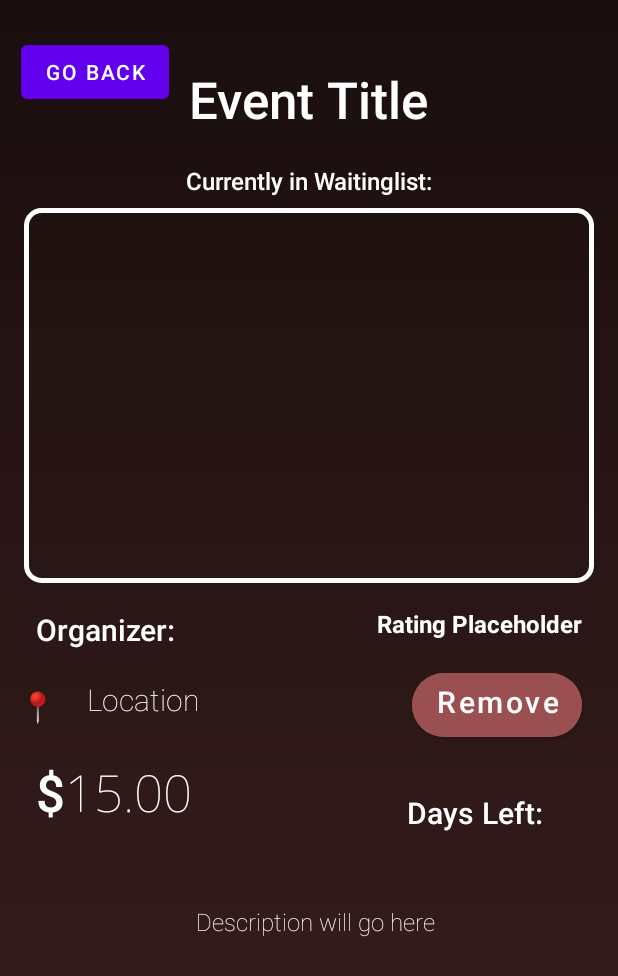
After one commit to CMPUT301F25treees/treees-rootss, an Android app: the fragment AEventDetailFrag placed in its activity, on a phone screen of 412 x 824 dp. The commit adds this screen. Shown: the top 976 px of the screen. Run offline under Robolectric (Android 15) with nearby library versions, the phone set to English and light mode, and no system bars; our stand-ins replace Firebase (no records; nobody signed in at launch, a user with empty details on screens opened directly), navigation-ui.

Commit message:
setup initial admin page and finished user story

```diff
--- /dev/null
+++ b/app/src/main/java/com/example/myapplication/features/admin/AEventDetailFrag.java
@@ -0,0 +1,111 @@
+package com.example.myapplication.features.admin;
+
+import android.content.res.ColorStateList;
+import android.os.Bundle;
+import android.view.*;
+import android.widget.ImageView;
+import android.widget.TextView;
+import android.widget.Toast;
+
+import androidx.annotation.NonNull;
+import androidx.annotation.Nullable;
+import androidx.core.content.ContextCompat;
+import androidx.fragment.app.Fragment;
+import androidx.navigation.fragment.NavHostFragment;
+
+import com.bumptech.glide.Glide;
+import com.example.myapplication.R;
+import com.google.android.material.button.MaterialButton;
+import com.google.firebase.firestore.DocumentSnapshot;
+import com.google.firebase.firestore.FirebaseFirestore;
+
+import java.util.List;
+
+public class AEventDetailFrag extends Fragment {
+
+    private String eventId;
+
+    public AEventDetailFrag() {}
+
+    @Nullable @Override
+    public View onCreateView(@NonNull LayoutInflater inflater, @Nullable ViewGroup container, @Nullable Bundle savedInstanceState) {
+        return inflater.inflate(R.layout.fragment_u_event_detail, container, false);
+    }
+
+    @Override public void onViewCreated(@NonNull View v, @Nullable Bundle b) {
+        super.onViewCreated(v, b);
+        eventId = getArguments() != null ? getArguments().getString("eventId") : null;
+
+        final TextView tvTitle     = v.findViewById(R.id.EventTitle);
+        final TextView tvOrganizer = v.findViewById(R.id.OrganizerTitle);
+        final TextView tvLocation  = v.findViewById(R.id.addressText);
+        final TextView tvPrice     = v.findViewById(R.id.price);
+        final TextView tvEndTime   = v.findViewById(R.id.endTime);
+        final TextView tvDescr     = v.findViewById(R.id.description);
+        final TextView tvWaiting   = v.findViewById(R.id.WaitinglistText);
+        final ImageView ivHeader   = v.findViewById(R.id.eventImage);
+
+        final MaterialButton btnRemove = v.findViewById(R.id.joinWaitlist);
+        btnRemove.setText("Remove");
+        btnRemove.setAllCaps(false);
+        btnRemove.setBackgroundTintList(ColorStateList.valueOf(
+                ContextCompat.getColor(requireContext(), R.color.dodo_maroon)));
+        btnRemove.setOnClickListener(x -> {
+            Bundle args = new Bundle();
+            args.putString("eventId", eventId);
+            NavHostFragment.findNavController(this)
+                    .navigate(R.id.navigation_admin_remove_options, args);
+        });
+
+        View backButton = v.findViewById(R.id.backButton);
+        if (backButton != null) {
+            backButton.setOnClickListener(x ->
+                    NavHostFragment.findNavController(this).navigateUp()
+            );
+        }
+
+        FirebaseFirestore.getInstance().collection("events").document(eventId).get()
+                .addOnSuccessListener(d -> bindEventDoc(d, tvTitle, tvOrganizer, tvLocation,
+                        tvPrice, tvEndTime, tvDescr, tvWaiting, ivHeader))
+                .addOnFailureListener(e ->
+                        Toast.makeText(requireContext(), "Failed: " + e.getMessage(), Toast.LENGTH_SHORT).show());
+    }
+
+    private void bindEventDoc(DocumentSnapshot d,
+                              TextView tvTitle, TextView tvOrganizer, TextView tvLocation,
+                              TextView tvPrice, TextView tvEndTime, TextView tvDescr,
+                              TextView tvWaiting, ImageView ivHeader) {
+
+        if (!d.exists()) return;
+
+        String name       = d.getString("name");
+        String descr      = d.getString("descr");
+        String location   = d.getString("location");
+        String instructor = d.getString("instructor");
+        String imageUrl   = d.getString("imageUrl");
+        Number price      = d.get("price") instanceof Number ? (Number) d.get("price") : null;
+        Number endMillis  = d.get("endTimeMillis") instanceof Number ? (Number) d.get("endTimeMillis") : null;
+        List<?> waitlist  = (List<?>) d.get("waitlist");
+
+        tvTitle.setText(name != null ? name : "");
+        tvDescr.setText(descr != null ? descr : "");
+        tvLocation.setText(location != null ? location : "");
+        tvOrganizer.setText(instructor != null ? ("Organizer: " + instructor) : "Organizer");
+
+        if (price != null) {
+            tvPrice.setText(String.format("$%.2f", price.doubleValue()));
+        }
+
+        if (endMillis != null) {
+            long diff = endMillis.longValue() - System.currentTimeMillis();
+            long daysLeft = (long) Math.ceil(diff / (1000.0 * 60 * 60 * 24));
+            tvEndTime.setText("Days Left: " + Math.max(0, daysLeft));
+        }
+
+        tvWaiting.setText("Currently in Waiting list: " + (waitlist != null ? waitlist.size() : 0));
+
+        if (imageUrl != null && !imageUrl.isEmpty()) {
+            Glide.with(ivHeader).load(imageUrl).into(ivHeader);
+        }
+    }
+}
--- a/app/src/main/res/navigation/mobile_navigation.xml
+++ b/app/src/main/res/navigation/mobile_navigation.xml
@@ -110,4 +110,21 @@
         android:name="com.example.myapplication.features.organizer.OCreateEventFrag"
         tools:layout="@layout/fragment_o_create_event" />
 
+    <!-- Admin Stuff -->
+    <!-- Admin Event Detail -->
+    <fragment
+        android:id="@+id/navigation_admin_event_detail"
+        android:name="com.example.myapplication.features.admin.AEventDetailFrag"
+        tools:layout="@layout/fragment_a_event_detail">
+        <argument android:name="eventId" app:argType="string" />
+    </fragment>
+
+    <!-- Remove Options -->
+    <fragment
+        android:id="@+id/navigation_admin_remove_options"
+        android:name="com.example.myapplication.features.admin.ARemoveFrag"
+        tools:layout="@layout/fragment_a_remove">
+        <argument android:name="eventId" app:argType="string" />
+    </fragment>
+
 </navigation>
```
Also changed, not shown: app/src/main/java/com/example/myapplication/features/admin/AHomeFrag.java (+107 -1 lines), app/src/main/java/com/example/myapplication/features/admin/ARemoveFrag.java (+56 -1 lines), app/src/main/java/com/example/myapplication/features/user/UserEventAdapter.java (+31 -18 lines), app/src/main/res/layout/fragment_a_event_detail.xml (added, +45 -0 lines), app/src/main/res/layout/fragment_a_remove.xml (+64 -3 lines).
